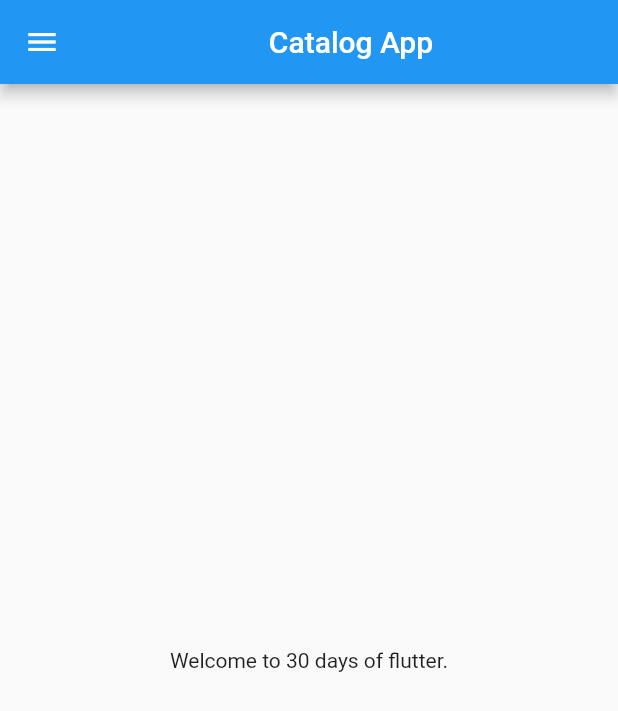
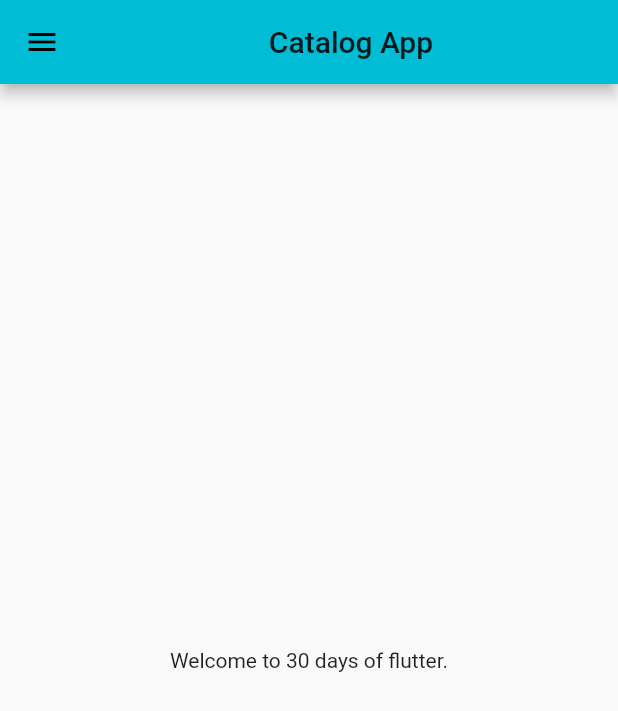
Before and after one commit to Hammad-Basharat/30daysofflutter, a Flutter app: the screen it shows after launch, on a phone screen of 412 x 824 dp. Shown: the top 711 px of the screen. Run offline on Flutter 3.47's test engine with Material 2 defaults, Android fonts, the light colour scheme and no system bars.

Commit message:
day3 completed

```diff
--- a/lib/main.dart
+++ b/lib/main.dart
@@ -1,4 +1,5 @@
-import 'package:first_class/home_page.dart';
+import 'package:first_class/pages/home_page.dart';
+import 'package:first_class/pages/login_page.dart';
 import 'package:flutter/material.dart';
 
 void main() {
@@ -9,7 +10,16 @@
   @override
   Widget build(BuildContext context) {
     return MaterialApp(
-      home: HomePage(),
+      // home: HomePage(),
+      themeMode: ThemeMode.light,
+      theme: ThemeData(primarySwatch: Colors.cyan),
+      darkTheme: ThemeData(brightness: Brightness.dark),
+      initialRoute: "/home",
+      routes: {
+        "/": (context) => LoginPage(),
+        "/home": (context) => HomePage(),
+        "/login": (context) => LoginPage(),
+      },
     );
   }
 }
```
Also changed, not shown: lib/pages/login_page.dart (added, +20 -0 lines), lib/pages/home_page.dart (renamed from lib/home_page.dart).
